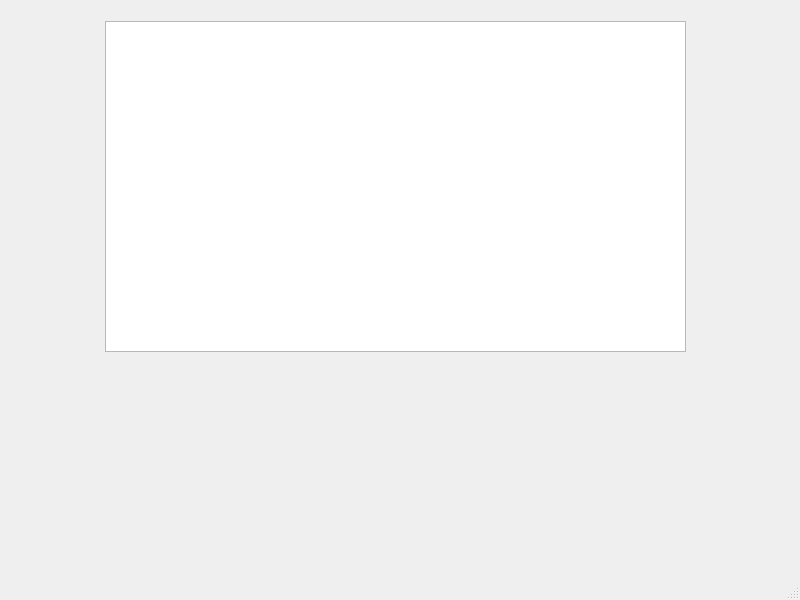
This is tabla.ui in pipe99f/POO-Proyecto as Qt 5 draws it before an edit. The edited form follows.
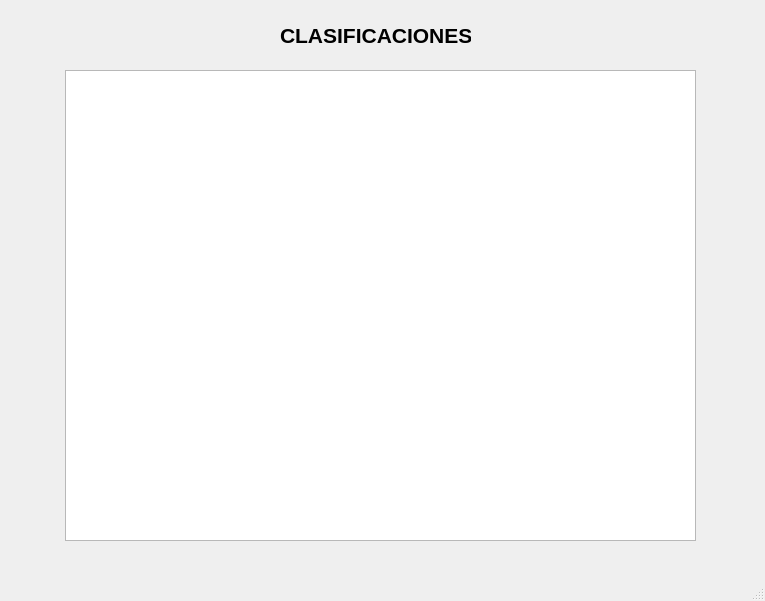
This is the edited form.

The edit to the form file:
```diff
--- a/tabla.ui
+++ b/tabla.ui
@@ -6,10 +6,15 @@
    <rect>
     <x>0</x>
     <y>0</y>
-    <width>800</width>
-    <height>600</height>
+    <width>765</width>
+    <height>601</height>
    </rect>
   </property>
+  <property name="font">
+   <font>
+    <pointsize>16</pointsize>
+   </font>
+  </property>
   <property name="windowTitle">
    <string>MainWindow</string>
   </property>
@@ -17,23 +22,40 @@
    <widget class="QTableWidget" name="tableWidget">
     <property name="geometry">
      <rect>
-      <x>105</x>
-      <y>21</y>
-      <width>581</width>
-      <height>331</height>
+      <x>65</x>
+      <y>70</y>
+      <width>631</width>
+      <height>471</height>
      </rect>
     </property>
+    <property name="font">
+     <font>
+      <pointsize>9</pointsize>
+      <weight>50</weight>
+      <bold>false</bold>
+     </font>
+    </property>
    </widget>
-  </widget>
-  <widget class="QMenuBar" name="menubar">
-   <property name="geometry">
-    <rect>
-     <x>0</x>
-     <y>0</y>
-     <width>800</width>
-     <height>26</height>
-    </rect>
-   </property>
+   <widget class="QLabel" name="label">
+    <property name="geometry">
+     <rect>
+      <x>280</x>
+      <y>20</y>
+      <width>191</width>
+      <height>31</height>
+     </rect>
+    </property>
+    <property name="font">
+     <font>
+      <pointsize>16</pointsize>
+      <weight>75</weight>
+      <bold>true</bold>
+     </font>
+    </property>
+    <property name="text">
+     <string>CLASIFICACIONES</string>
+    </property>
+   </widget>
   </widget>
   <widget class="QStatusBar" name="statusbar"/>
  </widget>
```
